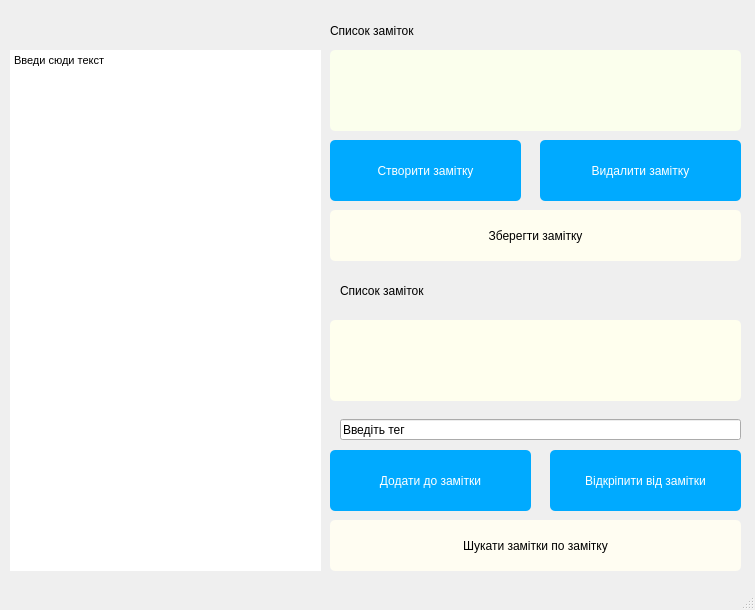
Before: the Qt Designer form notes/untitled.ui in Logika-16-00/MARKO, drawn with Qt 5.
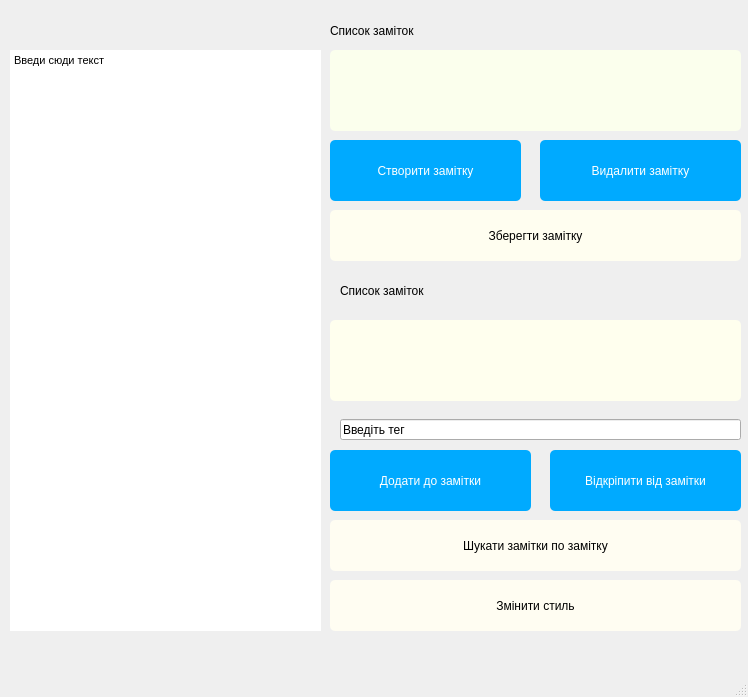
After: the same form once the commit is applied.

What changed in the file:
```diff
--- a/notes/untitled.ui
+++ b/notes/untitled.ui
@@ -6,8 +6,8 @@
    <rect>
     <x>0</x>
     <y>0</y>
-    <width>755</width>
-    <height>610</height>
+    <width>748</width>
+    <height>697</height>
    </rect>
   </property>
   <property name="windowTitle">
@@ -20,7 +20,7 @@
       <x>10</x>
       <y>50</y>
       <width>311</width>
-      <height>521</height>
+      <height>581</height>
      </rect>
     </property>
     <property name="styleSheet">
@@ -30,8 +30,8 @@
      <string>&lt;!DOCTYPE HTML PUBLIC &quot;-//W3C//DTD HTML 4.0//EN&quot; &quot;http://www.w3.org/TR/REC-html40/strict.dtd&quot;&gt;
 &lt;html&gt;&lt;head&gt;&lt;meta name=&quot;qrichtext&quot; content=&quot;1&quot; /&gt;&lt;style type=&quot;text/css&quot;&gt;
 p, li { white-space: pre-wrap; }
-&lt;/style&gt;&lt;/head&gt;&lt;body style=&quot; font-family:'MS Shell Dlg 2'; font-size:8pt; font-weight:400; font-style:normal;&quot;&gt;
-&lt;p style=&quot; margin-top:0px; margin-bottom:0px; margin-left:0px; margin-right:0px; -qt-block-indent:0; text-indent:0px;&quot;&gt;Введи сюди текст&lt;/p&gt;&lt;/body&gt;&lt;/html&gt;</string>
+&lt;/style&gt;&lt;/head&gt;&lt;body style=&quot; font-family:'MS Shell Dlg 2'; font-size:7.8pt; font-weight:400; font-style:normal;&quot;&gt;
+&lt;p style=&quot; margin-top:0px; margin-bottom:0px; margin-left:0px; margin-right:0px; -qt-block-indent:0; text-indent:0px;&quot;&gt;&lt;span style=&quot; font-size:8pt;&quot;&gt;Введи сюди текст&lt;/span&gt;&lt;/p&gt;&lt;/body&gt;&lt;/html&gt;</string>
     </property>
    </widget>
    <widget class="QLabel" name="label">
@@ -207,6 +207,23 @@
      <string>Введіть тег</string>
     </property>
    </widget>
+   <widget class="QPushButton" name="btn_search_2">
+    <property name="geometry">
+     <rect>
+      <x>330</x>
+      <y>580</y>
+      <width>411</width>
+      <height>51</height>
+     </rect>
+    </property>
+    <property name="styleSheet">
+     <string notr="true">border-radius: 5px;
+background-color: rgb(255, 253, 242);</string>
+    </property>
+    <property name="text">
+     <string>Змінити стиль</string>
+    </property>
+   </widget>
   </widget>
   <widget class="QMenuBar" name="menubar">
    <property name="geometry">
```
Left out of the diff: 4 changed lines with no effect on the pictures.
